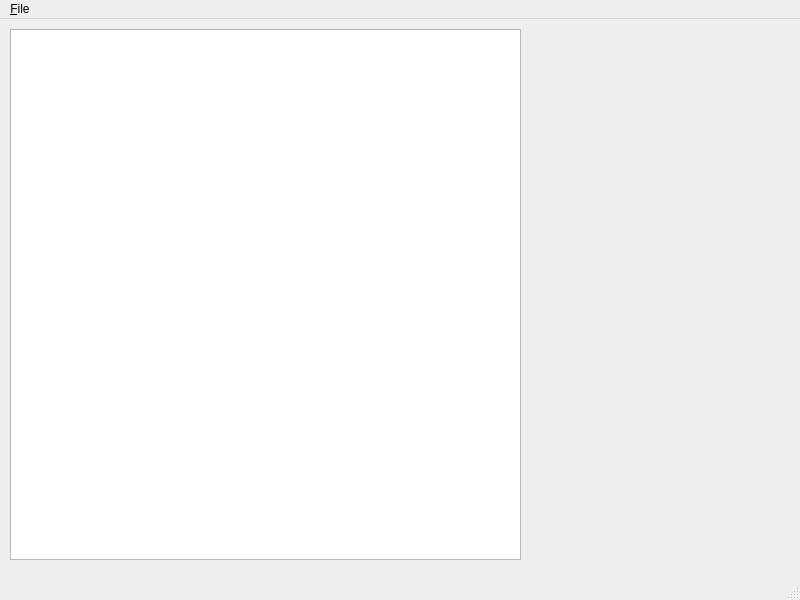
The window that mainwindow.ui (opus4711/htmlatex) describes before a commit, drawn with Qt 5.
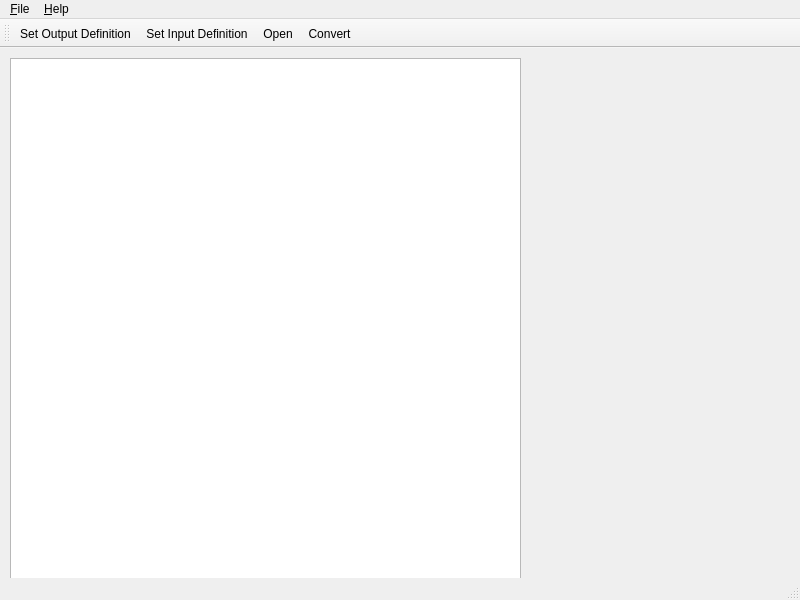
The same window after the commit. Icons and pictures are not drawn.

Commit message: modified menu and toolbar added info window

```diff
--- a/mainwindow.ui
+++ b/mainwindow.ui
@@ -34,7 +34,7 @@
      <x>0</x>
      <y>0</y>
      <width>800</width>
-     <height>21</height>
+     <height>20</height>
     </rect>
    </property>
    <widget class="QMenu" name="menu_File">
@@ -49,9 +49,31 @@
     <addaction name="separator"/>
     <addaction name="action_Quit"/>
    </widget>
+   <widget class="QMenu" name="menu_Help">
+    <property name="title">
+     <string>&amp;Help</string>
+    </property>
+    <addaction name="action_Info"/>
+   </widget>
    <addaction name="menu_File"/>
+   <addaction name="menu_Help"/>
   </widget>
   <widget class="QStatusBar" name="statusbar"/>
+  <widget class="QToolBar" name="toolBar">
+   <property name="windowTitle">
+    <string>toolBar</string>
+   </property>
+   <attribute name="toolBarArea">
+    <enum>TopToolBarArea</enum>
+   </attribute>
+   <attribute name="toolBarBreak">
+    <bool>false</bool>
+   </attribute>
+   <addaction name="actionSet_O_utput_Definition"/>
+   <addaction name="actionSet_Input_Definition"/>
+   <addaction name="action_Open"/>
+   <addaction name="action_Convert"/>
+  </widget>
   <action name="action_Quit">
    <property name="text">
     <string>&amp;Quit</string>
```
Left out of the diff: 33 changed lines with no effect on the pictures. The commit also changes 207 other files.
